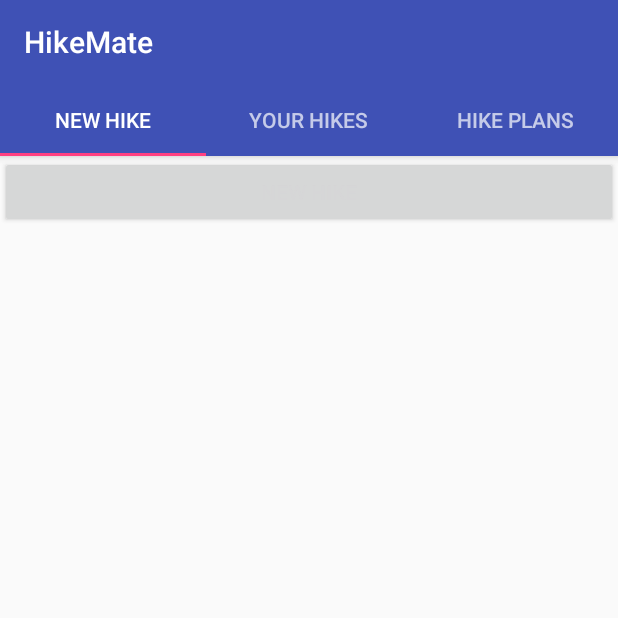
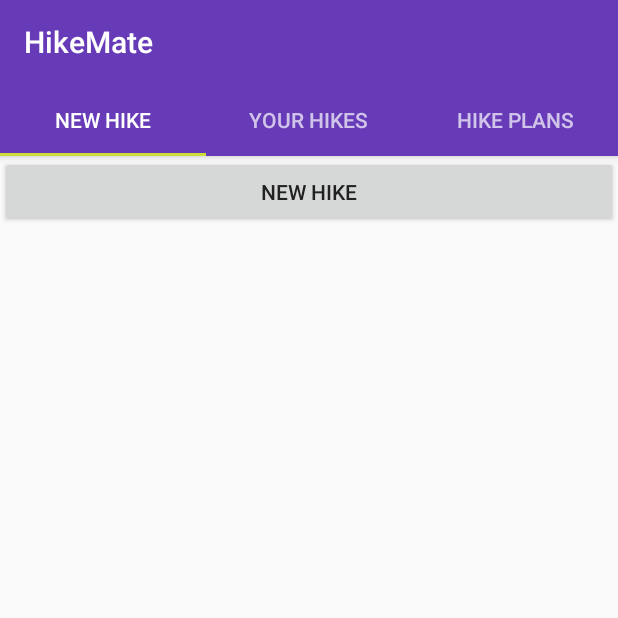
Before and after one commit to Ville2000/hike-mate, an Android app: the screen it shows after launch (MainActivity), on a phone screen of 412 x 824 dp, the top half of it. Run offline under Robolectric (Android 15) with nearby library versions, the phone set to English and light mode, and no system bars.

Commit message:
Add primary, text and button colors

```diff
--- a/app/src/main/res/values/colors.xml
+++ b/app/src/main/res/values/colors.xml
@@ -1,6 +1,12 @@
 <?xml version="1.0" encoding="utf-8"?>
 <resources>
-    <color name="colorPrimary">#3F51B5</color>
-    <color name="colorPrimaryDark">#303F9F</color>
-    <color name="colorAccent">#FF4081</color>
+    <color name="colorPrimary">#673AB7</color>
+    <color name="colorPrimaryDark">#512DA8</color>
+    <color name="colorAccent">#CDDC39</color>
+    <color name="colorPrimaryText">#212121</color>
+    <color name="colorSecondaryText">#757575</color>
+    <color name="colorPrimaryBackground">#212121</color>
+    <color name="colorPrimaryWhiteText">#FAFAFA</color>
+    <color name="colorDisabledButtonText">#26000000</color>
+    <color name="colorDisabledButton">#12000000</color>
 </resources>
```
